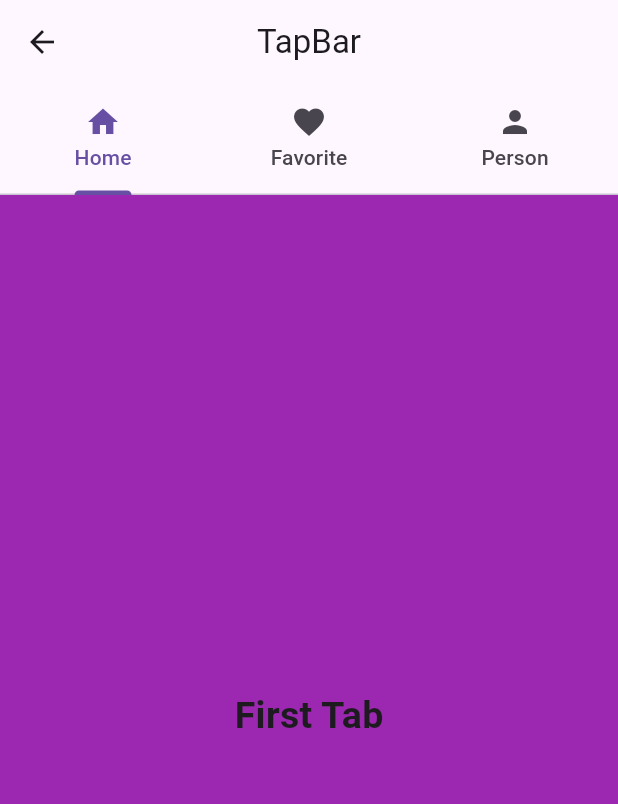
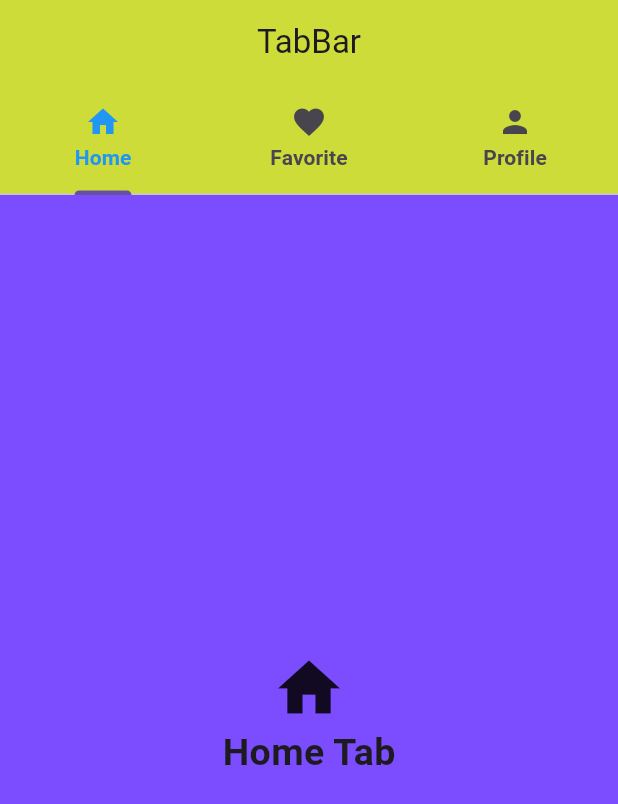
Before and after one commit to Nabinji/flutter_project, a Flutter app: the MyTabBar screen opened directly, on a phone screen of 412 x 824 dp. Shown: the top 804 px of the screen. Run offline on Flutter 3.47's test engine with Material 3 defaults, Android fonts, the phone set to English and light mode, and no system bars; our stand-ins replace another_carousel_pro, awesome_notifications, flutter_slidable, font_awesome_flutter, google_nav_bar, image_picker and 2 more; missing offline and left inert: flutter_bs_ad_calendar.

Commit message:
new update

```diff
--- a/lib/TapBar/first_tab.dart
+++ /dev/null
@@ -1,21 +0,0 @@
-import 'package:flutter/material.dart';
-
-class FirstTab extends StatelessWidget {
-  const FirstTab({super.key});
-
-  @override
-  Widget build(BuildContext context) {
-    return const Scaffold(
-      backgroundColor: Colors.purple,
-      body: Center(
-        child: Text(
-          "First Tab",
-          style: TextStyle(
-            fontSize: 25,
-            fontWeight: FontWeight.bold,
-          ),
-        ),
-      ),
-    );
-  }
-}
--- /dev/null
+++ b/lib/TapBar/home_tab.dart
@@ -0,0 +1,27 @@
+import 'package:flutter/material.dart';
+
+class HomeTab extends StatelessWidget {
+  const HomeTab({super.key});
+
+  @override
+  Widget build(BuildContext context) {
+    return const Scaffold(
+      backgroundColor: Colors.deepPurpleAccent,
+      body: Center(
+        child: Column(
+          mainAxisAlignment: MainAxisAlignment.center,
+          children: [
+            Icon(
+              Icons.home,
+              size: 50,
+            ),
+            Text(
+              "Home Tab",
+              style: TextStyle(fontSize: 25, fontWeight: FontWeight.bold),
+            )
+          ],
+        ),
+      ),
+    );
+  }
+}
--- a/lib/TapBar/tab_bar.dart
+++ b/lib/TapBar/tab_bar.dart
@@ -1,7 +1,7 @@
 import 'package:flutter/material.dart';
-import 'package:my_project/TapBar/first_tab.dart';
-import 'package:my_project/TapBar/second_tab.dart';
-import 'package:my_project/TapBar/third_tab.dart';
+import 'package:my_project/TapBar/favorite_tab.dart';
+import 'package:my_project/TapBar/home_tab.dart';
+import 'package:my_project/TapBar/profile_tab.dart';
 
 class MyTabBar extends StatelessWidget {
   const MyTabBar({super.key});
@@ -9,33 +9,36 @@ class MyTabBar extends StatelessWidget {
   @override
   Widget build(BuildContext context) {
     return DefaultTabController(
-      // I need 3 tab that's whay i give 3 you have give according to you requirement
+        // I need 3 tabs that's why I give the length 3. YOu can give according to yours requirements.
         length: 3,
         child: Scaffold(
           appBar: AppBar(
+            backgroundColor: Colors.lime,
             centerTitle: true,
-          title: const Text("TapBar"),
-          bottom: const TabBar(tabs: [
+            title: const Text("TabBar"),
+            bottom: const TabBar(
+                labelColor: Colors.blue,
+                labelStyle: TextStyle(fontWeight: FontWeight.bold),
+                tabs: [
                   Tab(
-              text: 'Home',
+                    text: "Home",
                     icon: Icon(Icons.home),
                   ),
                   Tab(
-              text: 'Favorite',
+                    text: "Favorite",
                     icon: Icon(Icons.favorite),
                   ),
                   Tab(
-              text: 'Person',
+                    text: "Profile",
                     icon: Icon(Icons.person),
                   ),
                 ]),
           ),
           body: const TabBarView(children: [
-          FirstTab(),
-          SecondTab(),
-          ThirdTabe(),
+            HomeTab(),
+            FavoriteeTab(),
+            ProfileTab(),
           ]),
-      ),
-    );
+        ));
   }
 }
--- a/lib/main.dart
+++ b/lib/main.dart
@@ -1,5 +1,5 @@
 import 'package:flutter/material.dart';
-import 'package:my_project/Modern%20Bottom%20Navigation/moder_bottom_naav_bar.dart';
+import 'package:my_project/TapBar/tab_bar.dart';
 
 void main() {
   runApp(const MyApp());
@@ -12,7 +12,7 @@ class MyApp extends StatelessWidget {
   Widget build(BuildContext context) {
     return const MaterialApp(
       debugShowCheckedModeBanner: false,
-      home: ModernBottomNavBar(),
+      home: MyTabBar(),
     );
   }
 }
```
Also changed, not shown: lib/TapBar/favorite_tab.dart (added, +27 -0 lines), lib/TapBar/profile_tab.dart (added, +27 -0 lines), lib/TapBar/second_tab.dart (deleted, +0 -21 lines), lib/TapBar/third_tab.dart (deleted, +0 -21 lines), 1 other file. Lines whose indentation alone changed are shown as unchanged.
